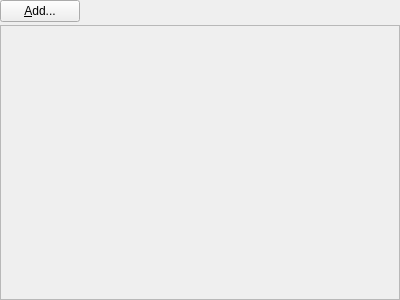
BatchDrake/AmateurDSN, file ExternalTool.ui: the form before one commit.
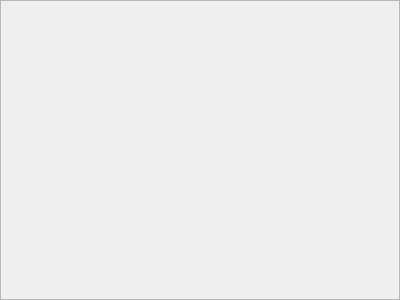
The form after the commit.

```diff
--- a/ExternalTool.ui
+++ b/ExternalTool.ui
@@ -29,27 +29,7 @@
    <property name="spacing">
     <number>3</number>
    </property>
-   <item row="0" column="0">
-    <widget class="QPushButton" name="addButton">
-     <property name="text">
-      <string>&amp;Add...</string>
-     </property>
-    </widget>
-   </item>
-   <item row="0" column="1">
-    <spacer name="horizontalSpacer">
-     <property name="orientation">
-      <enum>Qt::Horizontal</enum>
-     </property>
-     <property name="sizeHint" stdset="0">
-      <size>
-       <width>314</width>
-       <height>20</height>
-      </size>
-     </property>
-    </spacer>
-   </item>
-   <item row="1" column="0" colspan="2">
+   <item row="0" column="0" colspan="2">
     <widget class="QScrollArea" name="scrollArea">
      <property name="widgetResizable">
       <bool>true</bool>
@@ -60,23 +40,25 @@
         <x>0</x>
         <y>0</y>
         <width>398</width>
-        <height>272</height>
+        <height>298</height>
        </rect>
       </property>
-      <layout class="QVBoxLayout" name="verticalLayout_2">
-       <item>
-        <spacer name="verticalSpacer">
-         <property name="orientation">
-          <enum>Qt::Vertical</enum>
-         </property>
-         <property name="sizeHint" stdset="0">
-          <size>
-           <width>20</width>
-           <height>251</height>
-          </size>
-         </property>
-        </spacer>
-       </item>
+      <layout class="QVBoxLayout" name="contentsLayout">
+       <property name="spacing">
+        <number>3</number>
+       </property>
+       <property name="leftMargin">
+        <number>0</number>
+       </property>
+       <property name="topMargin">
+        <number>0</number>
+       </property>
+       <property name="rightMargin">
+        <number>0</number>
+       </property>
+       <property name="bottomMargin">
+        <number>0</number>
+       </property>
       </layout>
      </widget>
     </widget>
```
